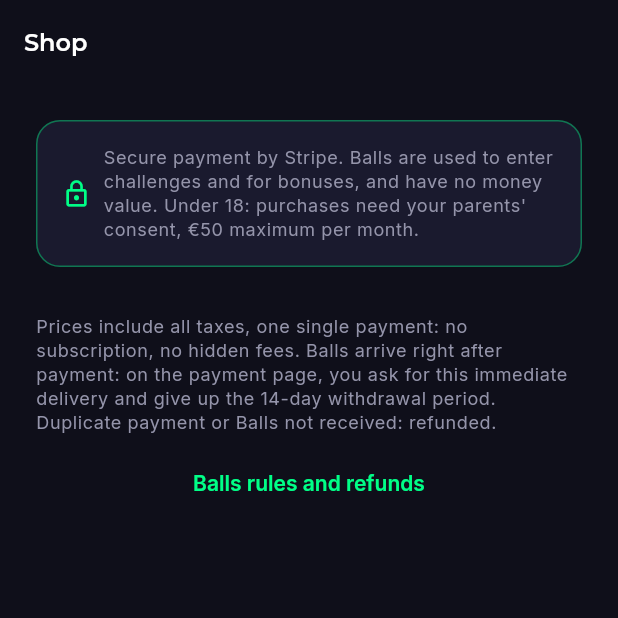
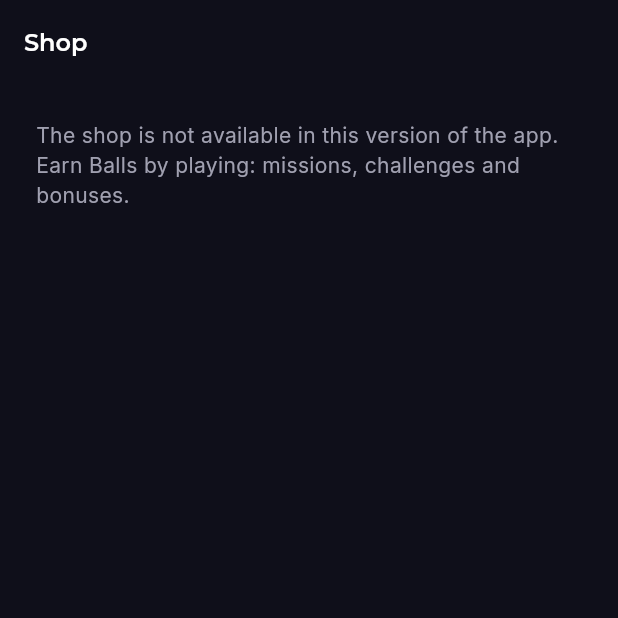
Before and after one commit to bkd10/football-iq-universe, a Flutter app: the ShopScreen screen opened by its route, on a phone screen of 412 x 824 dp, the top half of it. Run offline on Flutter 3.47's test engine with Material 3 defaults, Android fonts, the phone set to English and light mode, and no system bars; our stand-ins replace cached_network_image, dartz, equatable, flutter_animate, flutter_riverpod, flutter_secure_storage and 10 more; missing offline and left inert: dart:js_interop, dart:ui_web, video_compress; accounts and stored records are empty; network calls fail.

Commit message:
Préparation Google Play : identifiant, signature, icônes, boutique masquée sur Android, build .aab
Co-Authored-By: Claude Opus 5.5 <noreply@anthropic.com>
Claude-Session: https://claude.ai/code/session_01Sg1WDu2f5cQi59C58T2bJH

```diff
--- /dev/null
+++ b/lib/core/config/store_rules.dart
@@ -0,0 +1,8 @@
+import 'package:flutter/foundation.dart' show kIsWeb;
+
+/// Achats de Ballons (Stripe) autorisés seulement sur le site web.
+///
+/// Google Play (et l'App Store) interdisent d'encaisser des achats virtuels
+/// avec un autre moyen de paiement que le leur. Dans les applis mobiles, la
+/// boutique est donc masquée : les Ballons se gagnent en jouant.
+bool get inAppPurchasesAllowed => kIsWeb;
--- a/lib/core/l10n/strings/legal.dart
+++ b/lib/core/l10n/strings/legal.dart
@@ -2,6 +2,8 @@
 // promesses corrigées, accessibilité), toutes les langues.
 const legalTranslations = <String, Map<String, String>>{
   'en': {
+    'La boutique n\'est pas disponible dans cette version de l\'appli. Gagne des Ballons en jouant : missions, défis et bonus.':
+        'The shop is not available in this version of the app. Earn Balls by playing: missions, challenges and bonuses.',
     'Retour':
         'Back',
     'Activer le son':
@@ -58,6 +60,8 @@ const legalTranslations = <String, Map<String, String>>{
         'A scout wants to contact {username} on Football IQ Universe. To approve or decline this contact, open the app, go to Settings > "I have a guardian code" and enter this code: {token}',
   },
   'es': {
+    'La boutique n\'est pas disponible dans cette version de l\'appli. Gagne des Ballons en jouant : missions, défis et bonus.':
+        'La tienda no está disponible en esta versión de la app. Gana Balones jugando: misiones, desafíos y bonos.',
     'Retour':
         'Volver',
     'Activer le son':
@@ -114,6 +118,8 @@ const legalTranslations = <String, Map<String, String>>{
         'Un ojeador quiere contactar con {username} en Football IQ Universe. Para aprobar o rechazar este contacto, abre la app, ve a Ajustes > "Tengo un código de tutor" e introduce este código: {token}',
   },
   'pt': {
+    'La boutique n\'est pas disponible dans cette version de l\'appli. Gagne des Ballons en jouant : missions, défis et bonus.':
+        'A loja não está disponível nesta versão do app. Ganha Bolas a jogar: missões, desafios e bónus.',
     'Retour':
         'Voltar',
     'Activer le son':
@@ -170,6 +176,8 @@ const legalTranslations = <String, Map<String, String>>{
         'Um olheiro quer entrar em contato com {username} no Football IQ Universe. Para aprovar ou recusar esse contato, abra o app, vá em Configurações > "Tenho um código de responsável" e digite este código: {token}',
   },
   'de': {
+    'La boutique n\'est pas disponible dans cette version de l\'appli. Gagne des Ballons en jouant : missions, défis et bonus.':
+        'Der Shop ist in dieser App-Version nicht verfügbar. Verdiene Bälle beim Spielen: Missionen, Challenges und Boni.',
     'Retour':
         'Zurück',
     'Activer le son':
@@ -226,6 +234,8 @@ const legalTranslations = <String, Map<String, String>>{
         'Ein Scout möchte {username} auf Football IQ Universe kontaktieren. Um diesen Kontakt freizugeben oder abzulehnen, öffne die App, geh zu Einstellungen > „Ich habe einen Elterncode“ und gib diesen Code ein: {token}',
   },
   'it': {
+    'La boutique n\'est pas disponible dans cette version de l\'appli. Gagne des Ballons en jouant : missions, défis et bonus.':
+        'Il negozio non è disponibile in questa versione dell\'app. Guadagna Palloni giocando: missioni, sfide e bonus.',
     'Retour':
         'Indietro',
     'Activer le son':
@@ -282,6 +292,8 @@ const legalTranslations = <String, Map<String, String>>{
         'Un osservatore vuole contattare {username} su Football IQ Universe. Per approvare o rifiutare questo contatto, apri l\'app, vai su Impostazioni > "Ho un codice tutore" e inserisci questo codice: {token}',
   },
   'ar': {
+    'La boutique n\'est pas disponible dans cette version de l\'appli. Gagne des Ballons en jouant : missions, défis et bonus.':
+        'المتجر غير متاح في هذا الإصدار من التطبيق. اربح الكرات باللعب: المهام والتحديات والمكافآت.',
     'Retour':
         'رجوع',
     'Activer le son':
@@ -338,6 +350,8 @@ const legalTranslations = <String, Map<String, String>>{
         'كشّاف يريد التواصل مع {username} على Football IQ Universe. للموافقة على هذا التواصل أو رفضه، افتح التطبيق، واذهب إلى الإعدادات > "لدي رمز وليّ أمر" وأدخل هذا الرمز: {token}',
   },
   'ru': {
+    'La boutique n\'est pas disponible dans cette version de l\'appli. Gagne des Ballons en jouant : missions, défis et bonus.':
+        'Магазин недоступен в этой версии приложения. Зарабатывай мячи, играя: миссии, вызовы и бонусы.',
     'Retour':
         'Назад',
     'Activer le son':
@@ -394,6 +408,8 @@ const legalTranslations = <String, Map<String, String>>{
         'Скаут хочет связаться с {username} в Football IQ Universe. Чтобы одобрить или отклонить контакт, открой приложение, зайди в Настройки > «У меня есть код опекуна» и введи этот код: {token}',
   },
   'sv': {
+    'La boutique n\'est pas disponible dans cette version de l\'appli. Gagne des Ballons en jouant : missions, défis et bonus.':
+        'Butiken är inte tillgänglig i den här versionen av appen. Tjäna bollar genom att spela: uppdrag, utmaningar och bonusar.',
     'Retour':
         'Tillbaka',
     'Activer le son':
@@ -450,6 +466,8 @@ const legalTranslations = <String, Map<String, String>>{
         'En scout vill kontakta {username} på Football IQ Universe. För att godkänna eller neka kontakten, öppna appen, gå till Inställningar > "Jag har en vårdnadshavarkod" och ange den här koden: {token}',
   },
   'tr': {
+    'La boutique n\'est pas disponible dans cette version de l\'appli. Gagne des Ballons en jouant : missions, défis et bonus.':
+        'Mağaza uygulamanın bu sürümünde kullanılamıyor. Oynayarak Top kazan: görevler, meydan okumalar ve bonuslar.',
     'Retour':
         'Geri',
     'Activer le son':
--- a/lib/core/services/browser/browser_io.dart
+++ b/lib/core/services/browser/browser_io.dart
@@ -1,3 +1,13 @@
-bool openExternalLink(String url) => false;
+import 'package:url_launcher/url_launcher.dart';
+
+/// Android / iOS : ouvre le lien dans l'appli adaptée (navigateur, e-mail,
+/// appli d'authentification). L'ouverture est asynchrone : on renvoie
+/// `false` seulement si l'adresse est invalide.
+bool openExternalLink(String url) {
+  final uri = Uri.tryParse(url);
+  if (uri == null) return false;
+  launchUrl(uri, mode: LaunchMode.externalApplication).catchError((_) => false);
+  return true;
+}
 
 void removeQueryParameter(String name) {}
--- a/lib/features/economy/presentation/screens/shop_screen.dart
+++ b/lib/features/economy/presentation/screens/shop_screen.dart
@@ -3,6 +3,7 @@ import 'package:flutter_riverpod/flutter_riverpod.dart';
 import 'package:go_router/go_router.dart';
 import 'package:supabase_flutter/supabase_flutter.dart' show FunctionException;
 
+import '../../../../core/config/store_rules.dart';
 import '../../../../core/constants/route_names.dart';
 
 import '../../../../core/l10n/l10n.dart';
@@ -95,6 +96,21 @@ class _ShopScreenState extends ConsumerState<ShopScreen> {
 
   @override
   Widget build(BuildContext context) {
+    if (!inAppPurchasesAllowed) {
+      return Scaffold(
+        appBar: AppBar(title: Text('Boutique'.tr)),
+        body: Padding(
+          padding: const EdgeInsets.all(AppSpacing.lg),
+          child: Text(
+            ('La boutique n\'est pas disponible dans cette version de '
+                    'l\'appli. Gagne des Ballons en jouant : missions, défis '
+                    'et bonus.')
+                .tr,
+            style: context.textTheme.bodyMedium,
+          ),
+        ),
+      );
+    }
     final packs = ref.watch(_packsProvider);
     return Scaffold(
       appBar: AppBar(title: Text('Boutique'.tr)),
--- a/lib/features/economy/presentation/screens/wallet_screen.dart
+++ b/lib/features/economy/presentation/screens/wallet_screen.dart
@@ -3,6 +3,7 @@ import 'package:flutter_riverpod/flutter_riverpod.dart';
 import 'package:go_router/go_router.dart';
 
 import '../../../../core/l10n/l10n.dart';
+import '../../../../core/config/store_rules.dart';
 import '../../../../core/constants/route_names.dart';
 import '../../../../core/errors/failures.dart';
 import '../../../../core/theme/app_colors.dart';
@@ -86,6 +87,8 @@ class WalletScreen extends ConsumerWidget {
                     onPressed: () => context.push(RouteNames.earnBallons),
                   ),
                 ),
+                // Boutique Stripe : site web seulement (règles Google Play).
+                if (inAppPurchasesAllowed) ...[
                   const SizedBox(width: AppSpacing.sm),
                   Expanded(
                     child: OutlinedButton.icon(
@@ -94,6 +97,7 @@ class WalletScreen extends ConsumerWidget {
                       onPressed: () => context.push(RouteNames.shop),
                     ),
                   ),
+                ],
               ],
             ),
             const SizedBox(height: AppSpacing.xl),
--- a/pubspec.yaml
+++ b/pubspec.yaml
@@ -1,7 +1,7 @@
 name: football_iq_universe
 description: "Football IQ Universe — La plateforme mondiale de développement du talent footballistique."
 publish_to: "none"
-version: 0.1.0+1
+version: 1.0.0+1
 
 environment:
   sdk: ">=3.4.0 <4.0.0"
@@ -43,6 +43,8 @@ dependencies:
   flutter_animate: ^4.5.0
   google_fonts: ^6.2.1
   share_plus: ^12.0.2
+  # Liens hors de l'appli sur Android (e-mail, appli 2FA, pages web).
+  url_launcher: ^6.3.1
 
   # Notifications push
   # Analytics & monitoring
```
Also changed, not shown: pubspec.lock, 30 other files. Lines whose indentation alone changed are shown as unchanged.
